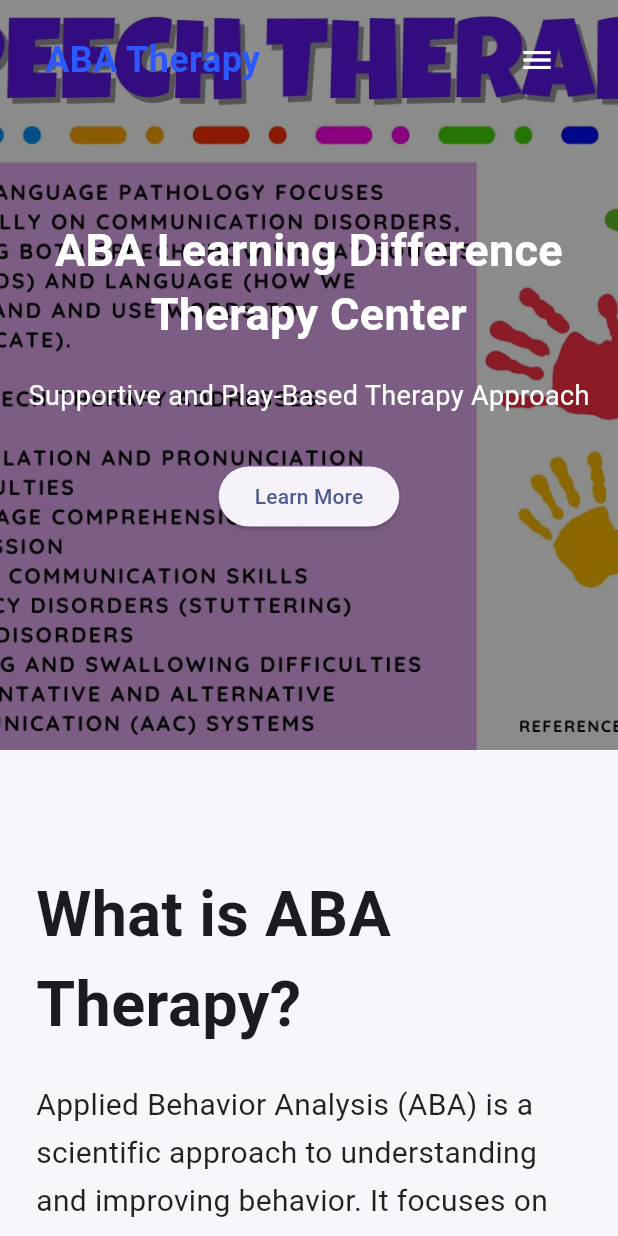
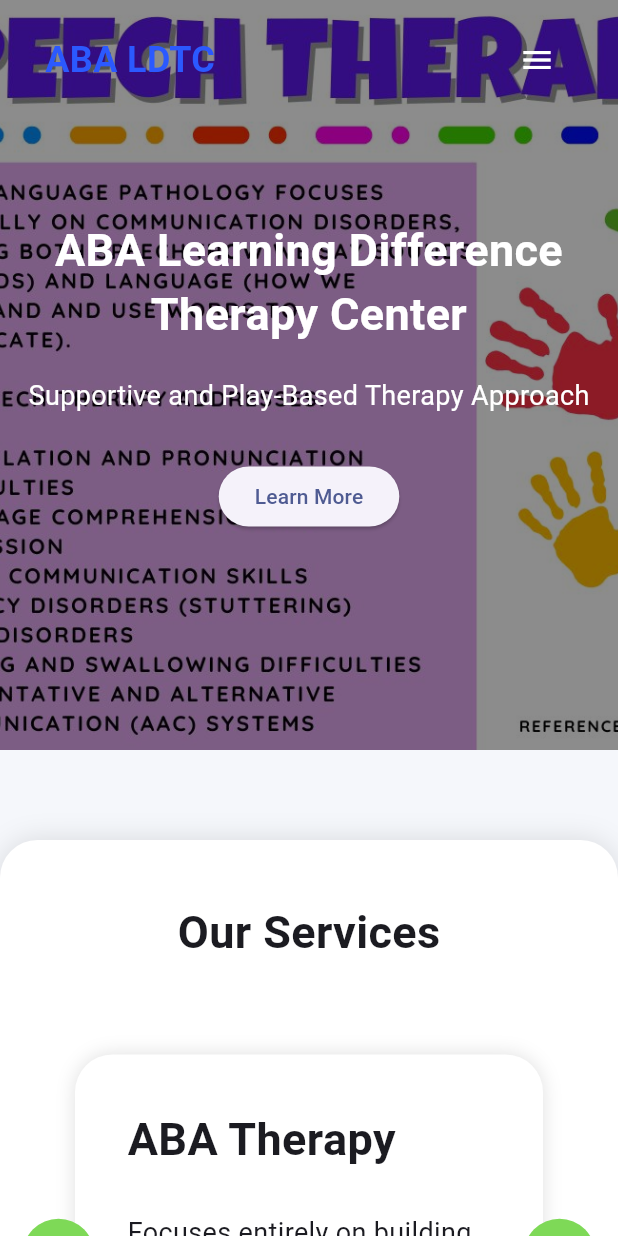
Before and after one commit to Jitrian31/aba_blog, a Flutter app: the screen it shows after launch, on a phone screen of 412 x 824 dp. Run offline on Flutter 3.47's test engine with Material 3 defaults, Android fonts, the phone set to English and light mode, and no system bars.

Commit message:
Career, Hompage

```diff
--- a/ldtc_blog/lib/Pages/career_page.dart
+++ b/ldtc_blog/lib/Pages/career_page.dart
@@ -12,21 +12,13 @@ class CareerPage extends StatefulWidget {
   @override
   State<CareerPage> createState() => _CareerPageState();
 }
-
+class _CareerPageState extends State<CareerPage> {
 final GlobalKey<ScaffoldState> _scaffoldKey =
     GlobalKey<ScaffoldState>();
 
-
-  final ScrollController _controller = ScrollController();
-
+final ScrollController _controller = ScrollController();
   bool isScrolled = false;
-
-
-
-class _CareerPageState extends State<CareerPage> {
-  final ScrollController _controller = ScrollController();
-
-  bool isScrolled = false;
+  bool? _lastMobile;
 
   @override
   void initState() {
@@ -43,9 +35,22 @@ class _CareerPageState extends State<CareerPage> {
     });
   }
 
+
   @override
   Widget build(BuildContext context) {
-    final mobile = MediaQuery.of(context).size.width < 768;
+    return LayoutBuilder(
+
+    builder: (context, constraints) {
+    final mobile = constraints.maxWidth < 768;
+
+if (_lastMobile != null && _lastMobile != mobile) {
+  WidgetsBinding.instance.addPostFrameCallback((_) {
+    Navigator.of(context, rootNavigator: true).maybePop();
+  });
+}
+
+_lastMobile = mobile;
+
 
     return Scaffold(
       key: _scaffoldKey,
@@ -158,13 +163,18 @@ Padding(
           ),
 
           Header(
+            key: ValueKey(mobile),
             isScrolled: isScrolled,
+            mobile: mobile,
             scaffoldKey: _scaffoldKey,
           ),
         ],
-      ),
+       ),
+      );
+    },
     );
-  }
+}
+
 
   Widget _careerImage() {
     return ClipRRect(
--- a/ldtc_blog/lib/Pages/home_page.dart
+++ b/ldtc_blog/lib/Pages/home_page.dart
@@ -4,6 +4,7 @@ import '../widgets/mobile_drawer.dart';
 import '../widgets/hero_slider.dart';
 import '../widgets/aba_section.dart';
 import '../widgets/header.dart';
+import '../widgets/services_section.dart';
 
 
 
@@ -11,12 +12,11 @@ import '../widgets/header.dart';
 class HomePage extends StatefulWidget {
   const HomePage({super.key});
 
+
   @override
   State<HomePage> createState() => _HomePageState();
 
 }
-final GlobalKey<ScaffoldState> _scaffoldKey =
-    GlobalKey<ScaffoldState>();
 
 class _HomePageState extends State<HomePage> {
 
@@ -25,6 +25,8 @@ class _HomePageState extends State<HomePage> {
 
   final ScrollController _controller = ScrollController();
   bool isScrolled = false;
+  bool? _lastMobile;
+
 
  @override
 void initState() {
@@ -43,20 +45,24 @@ void initState() {
 }
 @override
 Widget build(BuildContext context) {
-  final mobile = MediaQuery.of(context).size.width < 768;
+  return LayoutBuilder(
+    builder: (context, constraints) {
+      final mobile = constraints.maxWidth < 768;
 
+if (_lastMobile != null && _lastMobile != mobile) {
   WidgetsBinding.instance.addPostFrameCallback((_) {
-  if (!mobile) {
-    if (_scaffoldKey.currentState?.isDrawerOpen ?? false) {
-      Navigator.of(context).maybePop();
+    Navigator.of(context, rootNavigator: true).maybePop();
+  });
 }
-  }
-});
+
+_lastMobile = mobile;
+
+
 
       return Scaffold(
         backgroundColor: const Color(0xFFF5F7FB),
         key: _scaffoldKey,
-    drawer: const MobileDrawer(),
+        drawer: mobile ? const MobileDrawer() : null,
         body: Container(
           color: const Color(0xFFF5F7FB),
           child: Stack(
@@ -66,7 +72,10 @@ WidgetsBinding.instance.addPostFrameCallback((_) {
                 child: Column(
                   children: [
                     HeroSlider(),
+                    const ServicesSection(),
+                    const SizedBox(height: 80),
                     const AbaSection(),
+                    const SizedBox(height: 80),
                   ],
                 ),
               ),
@@ -76,7 +85,9 @@ WidgetsBinding.instance.addPostFrameCallback((_) {
                 left: 0,
                 right: 0,
                 child: Header(
+                  key: ValueKey(mobile),
                   isScrolled: isScrolled,
+                  mobile: mobile,
                   scaffoldKey: _scaffoldKey,
                 ),
               ),
@@ -84,6 +95,8 @@ WidgetsBinding.instance.addPostFrameCallback((_) {
           ),
         ),
       );
-}
+    },
+  );
 
 }
+}
--- a/ldtc_blog/lib/widgets/aba_section.dart
+++ b/ldtc_blog/lib/widgets/aba_section.dart
@@ -4,6 +4,7 @@ import 'rotating_gallery.dart';
 
 class AbaSection extends StatelessWidget {
   const AbaSection({super.key});
+
 
   @override
   Widget build(BuildContext context) {
@@ -38,7 +39,7 @@ class AbaSection extends StatelessWidget {
       crossAxisAlignment: CrossAxisAlignment.start,
       children: [
         const Text(
-          "What is ABA Therapy?",
+          "About Our Therapy Center",
           style: TextStyle(
             fontSize: 42,
             fontWeight: FontWeight.bold,
@@ -48,17 +49,12 @@ class AbaSection extends StatelessWidget {
         const SizedBox(height: 20),
 
         const Text(
-           '''Applied Behavior Analysis (ABA) is a scientific approach to understanding and improving behavior. It focuses on how learning takes place and how behavior is influenced by the environment.
+           '''ABA Learning Difference Therapy Center is a private, multi-branch developmental
+and behavioral intervention facility in the Philippines that specializes in supporting children and teens with special needs
 
-ABA therapy is commonly used to help children and individuals develop important skills, such as:
-
-• Communication and language skills
-• Social interaction skills
-• Play and leisure skills
-• Self-care and daily living skills
-• Academic and learning skills
-• Attention and focus
-• Reducing challenging behaviors that may interfere with learning or daily life''',
+Guided by the motto "No child will be left behind," the center provides
+evidence-based practices to help neurodivergent individuals and children with developmental disabilities build crucial life skills.
+            ''',
   style: TextStyle(
     fontSize: 20,
     height: 1.6,
@@ -66,12 +62,36 @@ ABA therapy is commonly used to help children and individuals develop important
   )
 ),
 
-        const SizedBox(height: 20),
+        const SizedBox(height: 30),
 
         ElevatedButton(
-          onPressed: () {},
-          child: const Text("Learn More"),
+  onPressed: () {},
+  style: ElevatedButton.styleFrom(
+    backgroundColor: const Color(0xFF7ED957),
+    foregroundColor: Colors.white,
+    padding: const EdgeInsets.symmetric(
+      horizontal: 30,
+      vertical: 18,
+    ),
+    shape: RoundedRectangleBorder(
+      borderRadius: BorderRadius.circular(30),
+    ),
+  ),
+  child: const Row(
+    mainAxisSize: MainAxisSize.min,
+    children: [
+      Text(
+        "Explore About ABA LDTC",
+        style: TextStyle(
+          fontSize: 16,
+          fontWeight: FontWeight.bold,
         ),
+      ),
+      SizedBox(width: 10),
+      Icon(Icons.arrow_forward),
+      ],
+    ),
+  ),
       ],
     );
   }
--- a/ldtc_blog/lib/widgets/header.dart
+++ b/ldtc_blog/lib/widgets/header.dart
@@ -3,19 +3,23 @@ import 'package:ldtc_blog/Pages/career_page.dart';
   import '../pages/home_page.dart';
 
 
+
+
   class Header extends StatelessWidget {
     final bool isScrolled;
+    final bool mobile;
     final GlobalKey<ScaffoldState>? scaffoldKey;
 
     const Header({
       super.key,
       required this.isScrolled,
+      required this.mobile,
       this.scaffoldKey,
     });
 
+
     @override
     Widget build(BuildContext context) {
-    final mobile = MediaQuery.of(context).size.width < 768;
 
       return AnimatedContainer(
         duration: const Duration(milliseconds: 250),
@@ -33,10 +37,10 @@ class Header extends StatelessWidget {
               : [],
         ),
         child: Row(
-        mainAxisAlignment: MainAxisAlignment.spaceBetween,
             children: [
+              // LEFT - LOGO
               const Text(
-            "ABA Therapy",
+                "ABA LDTC",
                 style: TextStyle(
                   fontSize: 24,
                   fontWeight: FontWeight.bold,
@@ -44,25 +48,26 @@ class Header extends StatelessWidget {
                 ),
               ),
 
-          mobile
-              ? IconButton(
-
-                    icon: Icon(
-                      Icons.menu,
-                      color: isScrolled ? Colors.black : Colors.white,
-                    ),
-                    onPressed: () {
-                      scaffoldKey?.currentState?.openDrawer();
-                    },
-
-                )
-              : Row(
+              // CENTER
+              Expanded(
+                child: Center(
+                  child: !mobile
+                      ? Row(
+                          mainAxisSize: MainAxisSize.min,
                           children: [
                             _navButton(
                               context,
                               "Home",
                               isScrolled,
-                    const HomePage(),),
+                              const HomePage(),
+                            ),
+
+                            _navButton(
+                              context,
+                              "Services",
+                              isScrolled,
+                              null,
+                            ),
 
                             _navButton(
                               context,
@@ -71,14 +76,87 @@ class Header extends StatelessWidget {
                               const CareerPage(),
                             ),
 
-                  _navButton(context, "Location", isScrolled, null),
-                  _navButton(context, "About Us", isScrolled, null),
-                  _navButton(context, "Contact Us", isScrolled, null),
+
+                            PopupMenuButton<String>(
+                              key: ValueKey(mobile),
+                              offset: const Offset(0, 40),
+                              child: Padding(padding: const EdgeInsets.symmetric(horizontal: 12),
+                              child: Text(
+                                "Location",
+                                style: TextStyle(
+                                  color: isScrolled
+                                      ? Colors.black87
+                                      : Colors.white,
+                                  fontSize: 16,
+                                  fontWeight: FontWeight.bold,
+                                ),
+                              ),
+                              ),
+                              itemBuilder: (context) => const [
+                                PopupMenuItem(
+                                  value: "Valenzuela",
+                                  child: Text("Valenzuela"),
+                                ),
+                                PopupMenuItem(
+                                  value: "Roosevelt",
+                                  child: Text("Roosevelt"),
+                                ),
+                                PopupMenuItem(
+                                  value: "Tandang Sora",
+                                  child: Text("Tandang Sora"),
+                                ),
+                                PopupMenuItem(
+                                  value: "Bulacan",
+                                  child: Text("Bulacan"),
+                                ),
                               ],
+                            ),
+
+                            _navButton(
+                              context,
+                              "About Us",
+                              isScrolled,
+                              null,
+                            ),
+                          ],
+                        )
+                        :const SizedBox(), // walang menu sa mobile
+                ),
+              ),
+
+              // RIGHT
+              mobile
+                  ? IconButton(
+                      icon: Icon(
+                        Icons.menu,
+                        color:
+                            isScrolled ? Colors.black : Colors.white,
+                      ),
+                      onPressed: () {
+                        scaffoldKey?.currentState?.openDrawer();
+                      },
+                    )
+                  : ElevatedButton(
+                      onPressed: () {},
+                      style: ElevatedButton.styleFrom(
+                        backgroundColor:
+                            const Color(0xFF7ED957),
+                        foregroundColor: Colors.white,
+                        padding: const EdgeInsets.symmetric(
+                          horizontal: 25,
+                          vertical: 15,
+                        ),
+                        shape: RoundedRectangleBorder(
+                          borderRadius:
+                              BorderRadius.circular(30),
+                        ),
+                      ),
+                      child: const Text("Contact Us"),
                     ),
             ],
           ),
       );
+
     }
 
       Widget _navButton(
--- a/ldtc_blog/lib/widgets/mobile_drawer.dart
+++ b/ldtc_blog/lib/widgets/mobile_drawer.dart
@@ -29,6 +29,18 @@ class MobileDrawer extends StatelessWidget {
 
           ListTile(
             title: const Text("Home"),
+            onTap: () {
+              Navigator.pushReplacement(
+                context,
+                MaterialPageRoute(
+                  builder: (_) => const HomePage(),
+                ),
+              );
+            },
+          ),
+
+ListTile(
+            title: const Text("Services"),
             onTap: () {
               Navigator.pushReplacement(
                 context,
--- /dev/null
+++ b/ldtc_blog/lib/widgets/services_section.dart
@@ -0,0 +1,298 @@
+import 'package:flutter/material.dart';
+
+class ServicesSection extends StatefulWidget {
+  const ServicesSection({super.key});
+
+  @override
+  State<ServicesSection> createState() => _ServicesSectionState();
+}
+
+class _ServicesSectionState extends State<ServicesSection> {
+  int currentIndex = 0;
+Widget _serviceCard(
+  String title,
+  String description,
+) {
+  return Container(
+    height: 500,
+    margin: const EdgeInsets.all(30),
+    padding: const EdgeInsets.all(35),
+    decoration: BoxDecoration(
+      color: Colors.white,
+      borderRadius: BorderRadius.circular(25),
+      boxShadow: const [
+        BoxShadow(
+          color: Colors.black12,
+          blurRadius: 10,
+        ),
+      ],
+    ),
+    child: Column(
+      crossAxisAlignment: CrossAxisAlignment.start,
+      children: [
+        Text(
+          title,
+          style: const TextStyle(
+            fontSize: 30,
+            fontWeight: FontWeight.bold,
+          ),
+        ),
+
+        const SizedBox(height: 25),
+
+        Expanded(
+          child: SingleChildScrollView(
+            child: Text(
+              description,
+              style: const TextStyle(
+                fontSize: 18,
+                height: 1.8,
+              ),
+            ),
+          ),
+        ),
+      ],
+    ),
+  );
+}
+
+
+  final List<Map<String, String>> services = [
+    {
+      "title": "ABA Therapy",
+      "description":
+          "Focuses entirely on building foundational safety, communication, and learning-readiness skills. Rather than focusing on complex academic goals, short-term ABA therapy aims to reduce daily stress and frustration for both the child and the family.",
+    },
+    {
+      "title": "Occupational Therapy",
+      "description":
+          "Focuses on immediate physical regulation, sensory comfort, and baseline physical cooperation. Short-term OT aims to stabilize the child's sensory system and build foundational motor control.",
+    },
+    {
+      "title": "Speech Therapy",
+      "description":
+          "Focuses on establishing the core building blocks of communication. An SLP develops pre-linguistic skills, imitation, and language comprehension.",
+    },
+    {
+      "title": "SPED Tutorial",
+      "description":
+          "Focuses on modifying academic delivery to build learning behaviors, desk endurance, and executive functions.",
+    },
+  ];
+
+  void next() {
+    setState(() {
+      currentIndex = (currentIndex + 1) % services.length;
+    });
+  }
+
+  void prev() {
+    setState(() {
+      currentIndex =
+          (currentIndex - 1 + services.length) % services.length;
+    });
+  }
+
+  @override
+  Widget build(BuildContext context) {
+    final mobile = MediaQuery.of(context).size.width < 768;
+
+    return Center(
+      child: Container(
+        width: mobile ? double.infinity : 1300,
+        height: mobile ? null : 600,
+        margin: const EdgeInsets.symmetric(vertical: 60),
+        decoration: BoxDecoration(
+          color: Colors.white,
+          borderRadius: BorderRadius.circular(25),
+          boxShadow: const [
+            BoxShadow(
+              color: Colors.black12,
+              blurRadius: 15,
+            ),
+          ],
+        ),
+
+        child: mobile
+    ? Stack(
+        alignment: Alignment.center,
+        children: [
+          Padding(
+            padding: const EdgeInsets.all(20),
+            child: Column(
+              children: [
+                const SizedBox(height: 20),
+
+                const Text(
+                  "Our Services",
+                  style: TextStyle(
+                    fontSize: 30,
+                    fontWeight: FontWeight.bold,
+                  ),
+                ),
+
+                const SizedBox(height: 30),
+
+                SizedBox(
+                  height: 420,
+                  child: _serviceCard(
+                    services[currentIndex]["title"]!,
+                    services[currentIndex]["description"]!,
+                  ),
+                ),
+              ],
+            ),
+          ),
+
+          Positioned(
+            left: 15,
+            child: CircleAvatar(
+              radius: 24,
+              backgroundColor: const Color(0xFF7ED957),
+              child: IconButton(
+                onPressed: prev,
+                icon: const Icon(
+                  Icons.arrow_back_ios_new,
+                  color: Colors.white,
+                  size: 18,
+                ),
+              ),
+            ),
+          ),
+
+          Positioned(
+            right: 15,
+            child: CircleAvatar(
+              radius: 24,
+              backgroundColor: const Color(0xFF7ED957),
+              child: IconButton(
+                onPressed: next,
+                icon: const Icon(
+                  Icons.arrow_forward_ios,
+                  color: Colors.white,
+                  size: 18,
+                ),
+              ),
+            ),
+          ),
+        ],
+      )
+            : Row(
+                children: [
+                  // LEFT
+                  Container(
+                    width: 320,
+                    padding: const EdgeInsets.all(40),
+                    child: const Column(
+                      mainAxisAlignment: MainAxisAlignment.center,
+                      crossAxisAlignment: CrossAxisAlignment.start,
+                      children: [
+                        Text(
+                          "Our Services",
+                          style: TextStyle(
+                            fontSize: 35,
+                            fontWeight: FontWeight.bold,
+                          ),
+                        ),
+
+                        SizedBox(height: 30),
+
+                        Text(
+                          "We provide customized development tracks and learning pathways tailored for every age group and milestone.",
+                          style: TextStyle(
+                            fontSize: 18,
+                            height: 1.8,
+                            color: Colors.black54,
+                          ),
+                        ),
+
+                        SizedBox(height: 20),
+
+                        Text(
+                          "Our therapists are committed to helping children build communication, independence, confidence, and essential life skills.",
+                          style: TextStyle(
+                            fontSize: 18,
+                            height: 1.8,
+                            color: Colors.black54,
+                          ),
+                        ),
+                      ],
+                    ),
+                  ),
+
+                                    const VerticalDivider(width: 1),
+
+                                    // RIGHT
+                        Expanded(
+                          child: Stack(
+                            alignment: Alignment.center,
+                            children: [
+                              Padding(
+                                padding: const EdgeInsets.symmetric(horizontal: 40),
+                                child: Row(
+                                  children: [
+
+                              Expanded(
+                                    child: SizedBox(
+                                      height: 500,
+                                      child: _serviceCard(
+                                        services[currentIndex]["title"]!,
+                                        services[currentIndex]["description"]!,
+                                      ),
+                                    ),
+                                  ),
+
+                                  const SizedBox(width: 20),
+
+                                  Expanded(
+                                    child: SizedBox(
+                                      height: 500,
+                                      child: _serviceCard(
+                                        services[(currentIndex + 1) % services.length]["title"]!,
+                                        services[(currentIndex + 1) % services.length]["description"]!,
+                                      ),
+                                    ),
+                                  ),
+
+                            ],
+                          ),
+                        ),
+
+                        Positioned(
+                          left: 10,
+                          child: CircleAvatar(
+                            radius: 28,
+                            backgroundColor: const Color(0xFF7ED957),
+                            child: IconButton(
+                              onPressed: prev,
+                              icon: const Icon(
+                                Icons.arrow_back_ios_new,
+                                color: Colors.white,
+                              ),
+                            ),
+                          ),
+                        ),
+
+      Positioned(
+        right: 10,
+        child: CircleAvatar(
+          radius: 28,
+          backgroundColor: const Color(0xFF7ED957),
+          child: IconButton(
+            onPressed: next,
+            icon: const Icon(
+              Icons.arrow_forward_ios,
+              color: Colors.white,
+            ),
+          ),
+        ),
+      ),
+    ],
+  ),
+),
+                ],
+              ),
+      ),
+    );
+  }
+}
```
Lines whose indentation alone changed are shown as unchanged.
